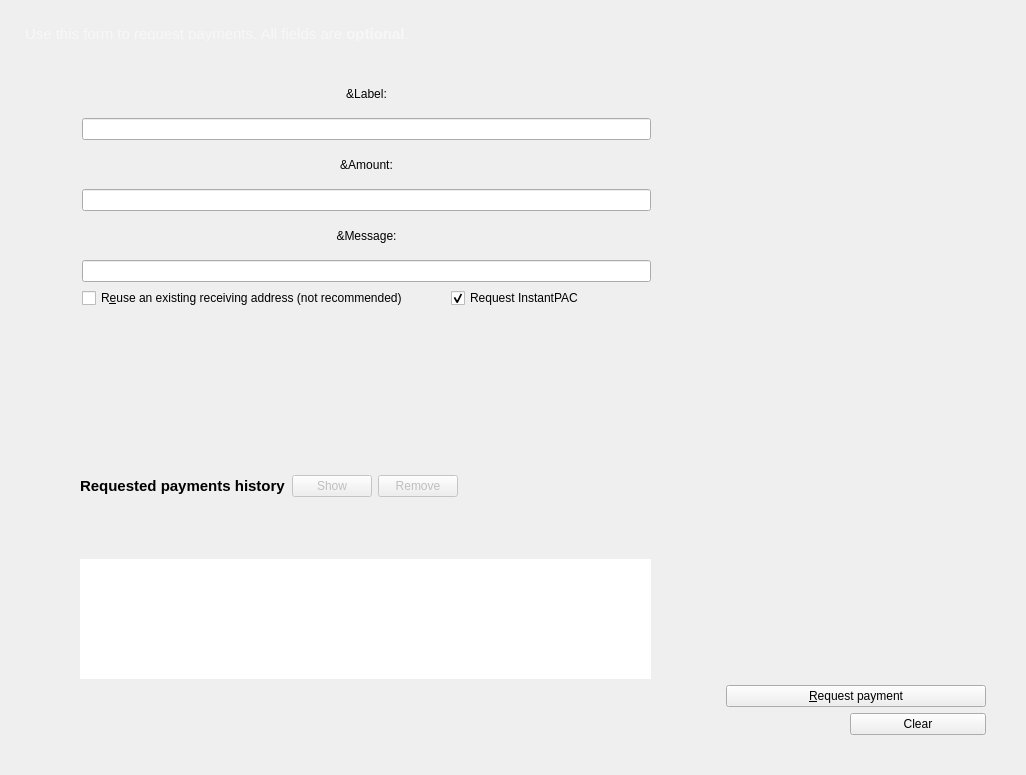
The window that src/qt/forms/receivecoinsdialog.ui (PACCommunity/PAC) describes before a commit, drawn with Qt 5.
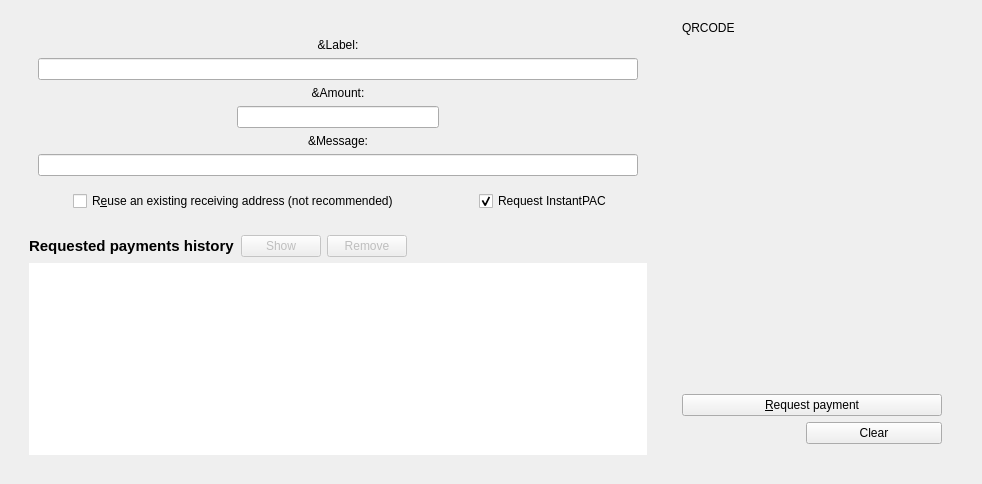
The same window after the commit. Custom widgets are drawn as their Qt base class.

Commit message: Receive coins re-formulated

```diff
--- a/src/qt/forms/receivecoinsdialog.ui
+++ b/src/qt/forms/receivecoinsdialog.ui
@@ -6,8 +6,8 @@
    <rect>
     <x>0</x>
     <y>0</y>
-    <width>916</width>
-    <height>775</height>
+    <width>938</width>
+    <height>456</height>
    </rect>
   </property>
   <property name="sizePolicy">
@@ -24,44 +24,7 @@
   <property name="class" stdset="0">
    <string>container</string>
   </property>
-  <layout class="QVBoxLayout" name="verticalLayout" stretch="0,0">
-   <item>
-    <widget class="QLabel" name="label_5">
-     <property name="sizePolicy">
-      <sizepolicy hsizetype="Preferred" vsizetype="Fixed">
-       <horstretch>0</horstretch>
-       <verstretch>0</verstretch>
-      </sizepolicy>
-     </property>
-     <property name="minimumSize">
-      <size>
-       <width>0</width>
-       <height>40</height>
-      </size>
-     </property>
-     <property name="maximumSize">
-      <size>
-       <width>16777215</width>
-       <height>40</height>
-      </size>
-     </property>
-     <property name="font">
-      <font>
-       <pointsize>11</pointsize>
-      </font>
-     </property>
-     <property name="styleSheet">
-      <string notr="true">color: rgba(255,255,255,0.5);
-padding: 10px;</string>
-     </property>
-     <property name="text">
-      <string>Use this form to request payments. All fields are &lt;b&gt;optional&lt;/b&gt;.</string>
-     </property>
-     <property name="alignment">
-      <set>Qt::AlignLeading|Qt::AlignLeft|Qt::AlignTop</set>
-     </property>
-    </widget>
-   </item>
+  <layout class="QVBoxLayout" name="verticalLayout" stretch="0">
    <item>
     <widget class="QFrame" name="container">
      <property name="sizePolicy">
@@ -72,69 +35,313 @@
      </property>
      <layout class="QHBoxLayout" name="horizontalLayout_3">
       <item>
-       <layout class="QGridLayout" name="gridLayout_2">
-        <property name="leftMargin">
-         <number>40</number>
+       <widget class="QFrame" name="gridFrame">
+        <property name="sizePolicy">
+         <sizepolicy hsizetype="Expanding" vsizetype="MinimumExpanding">
+          <horstretch>0</horstretch>
+          <verstretch>0</verstretch>
+         </sizepolicy>
         </property>
-        <property name="rightMargin">
-         <number>40</number>
+        <property name="maximumSize">
+         <size>
+          <width>1000</width>
+          <height>16777215</height>
+         </size>
         </property>
-        <property name="bottomMargin">
-         <number>10</number>
-        </property>
+        <layout class="QGridLayout" name="gridForLeft">
         <item row="1" column="0">
-         <widget class="QFrame" name="frame">
+          <widget class="QFrame" name="verticalFrame">
+           <property name="maximumSize">
+            <size>
+             <width>16777215</width>
+             <height>450</height>
+            </size>
+           </property>
+           <layout class="QVBoxLayout" name="formLayouts">
+            <item>
+             <widget class="QLabel" name="label_2">
           <property name="sizePolicy">
-           <sizepolicy hsizetype="Expanding" vsizetype="Expanding">
+               <sizepolicy hsizetype="Preferred" vsizetype="Fixed">
             <horstretch>0</horstretch>
             <verstretch>0</verstretch>
            </sizepolicy>
           </property>
+              <property name="toolTip">
+               <string>An optional label to associate with the new receiving address.</string>
+              </property>
+              <property name="text">
+               <string>&amp;Label:</string>
+              </property>
+              <property name="alignment">
+               <set>Qt::AlignCenter</set>
+              </property>
+              <property name="class" stdset="0">
+               <string>titleLabel</string>
+              </property>
+             </widget>
+            </item>
+            <item>
+             <layout class="QHBoxLayout" name="labelLayout">
+              <item>
+               <widget class="QLineEdit" name="reqLabel">
+                <property name="sizePolicy">
+                 <sizepolicy hsizetype="Expanding" vsizetype="Fixed">
+                  <horstretch>0</horstretch>
+                  <verstretch>0</verstretch>
+                 </sizepolicy>
+                </property>
           <property name="minimumSize">
            <size>
-            <width>600</width>
+                  <width>200</width>
             <height>0</height>
            </size>
           </property>
           <property name="maximumSize">
            <size>
-            <width>1000</width>
+                  <width>700</width>
             <height>16777215</height>
            </size>
+                </property>
+                <property name="toolTip">
+                 <string>An optional label to associate with the new receiving address.</string>
+                </property>
+                <property name="alignment">
+                 <set>Qt::AlignCenter</set>
+                </property>
+                <property name="class" stdset="0">
+                 <string>LineEdit</string>
+                </property>
+               </widget>
+              </item>
+             </layout>
+            </item>
+            <item>
+             <widget class="QLabel" name="label">
+              <property name="sizePolicy">
+               <sizepolicy hsizetype="Preferred" vsizetype="Fixed">
+                <horstretch>0</horstretch>
+                <verstretch>0</verstretch>
+               </sizepolicy>
+              </property>
+              <property name="toolTip">
+               <string>An optional amount to request. Leave this empty or zero to not request a specific amount.</string>
+              </property>
+              <property name="text">
+               <string>&amp;Amount:</string>
+              </property>
+              <property name="alignment">
+               <set>Qt::AlignCenter</set>
+              </property>
+              <property name="class" stdset="0">
+               <string>titleLabel</string>
+              </property>
+             </widget>
+            </item>
+            <item>
+             <layout class="QHBoxLayout" name="amountLayout">
+              <item>
+               <widget class="BitcoinAmountField" name="reqAmount">
+                <property name="sizePolicy">
+                 <sizepolicy hsizetype="Expanding" vsizetype="Fixed">
+                  <horstretch>0</horstretch>
+                  <verstretch>0</verstretch>
+                 </sizepolicy>
+                </property>
+                <property name="minimumSize">
+                 <size>
+                  <width>0</width>
+                  <height>0</height>
+                 </size>
+                </property>
+                <property name="maximumSize">
+                 <size>
+                  <width>202</width>
+                  <height>16777215</height>
+                 </size>
+                </property>
+                <property name="toolTip">
+                 <string>An optional amount to request. Leave this empty or zero to not request a specific amount.</string>
           </property>
           <property name="styleSheet">
-           <string notr="true"/>
-          </property>
-          <property name="frameShape">
-           <enum>QFrame::StyledPanel</enum>
-          </property>
-          <property name="frameShadow">
-           <enum>QFrame::Raised</enum>
-          </property>
-          <layout class="QVBoxLayout" name="verticalLayout_2">
-           <property name="leftMargin">
-            <number>20</number>
-           </property>
+                 <string notr="true">width:200px !important;
+max-width:400px !important;
+</string>
+                </property>
+                <property name="class" stdset="0">
+                 <string>LineEdit</string>
+                </property>
+               </widget>
+              </item>
+             </layout>
+            </item>
+            <item>
+             <widget class="QLabel" name="label_3">
+              <property name="sizePolicy">
+               <sizepolicy hsizetype="Preferred" vsizetype="Fixed">
+                <horstretch>0</horstretch>
+                <verstretch>0</verstretch>
+               </sizepolicy>
+              </property>
+              <property name="toolTip">
+               <string>An optional message to attach to the payment request, which will be displayed when the request is opened. Note: The message will not be sent with the payment over the Paccoin network.</string>
+              </property>
+              <property name="text">
+               <string>&amp;Message:</string>
+              </property>
+              <property name="alignment">
+               <set>Qt::AlignCenter</set>
+              </property>
+              <property name="class" stdset="0">
+               <string>titleLabel</string>
+              </property>
+             </widget>
+            </item>
            <item>
-            <spacer name="verticalSpacer_3">
+             <layout class="QHBoxLayout" name="messageLayout">
+              <item>
+               <widget class="QLineEdit" name="reqMessage">
+                <property name="sizePolicy">
+                 <sizepolicy hsizetype="Expanding" vsizetype="Fixed">
+                  <horstretch>0</horstretch>
+                  <verstretch>0</verstretch>
+                 </sizepolicy>
+                </property>
+                <property name="minimumSize">
+                 <size>
+                  <width>500</width>
+                  <height>0</height>
+                 </size>
+                </property>
+                <property name="maximumSize">
+                 <size>
+                  <width>700</width>
+                  <height>16777215</height>
+                 </size>
+                </property>
+                <property name="toolTip">
+                 <string>An optional message to attach to the payment request, which will be displayed when the request is opened.&lt;br&gt;Note: The message will not be sent with the payment over the Paccoin network.</string>
+                </property>
+                <property name="class" stdset="0">
+                 <string>LineEdit</string>
+                </property>
+               </widget>
+              </item>
+             </layout>
+            </item>
+            <item>
+             <widget class="QFrame" name="frameLabels">
+              <property name="sizePolicy">
+               <sizepolicy hsizetype="Expanding" vsizetype="Fixed">
+                <horstretch>0</horstretch>
+                <verstretch>0</verstretch>
+               </sizepolicy>
+              </property>
+              <layout class="QHBoxLayout" name="horizontalLayout_4">
+               <item>
+                <widget class="QLabel" name="label_7">
+                 <property name="sizePolicy">
+                  <sizepolicy hsizetype="Preferred" vsizetype="Fixed">
+                   <horstretch>0</horstretch>
+                   <verstretch>0</verstretch>
+                  </sizepolicy>
+                 </property>
+                 <property name="text">
+                  <string/>
+                 </property>
+                </widget>
+               </item>
+               <item>
+                <widget class="QLabel" name="label_4">
+                 <property name="sizePolicy">
+                  <sizepolicy hsizetype="Preferred" vsizetype="Fixed">
+                   <horstretch>0</horstretch>
+                   <verstretch>0</verstretch>
+                  </sizepolicy>
+                 </property>
+                 <property name="text">
+                  <string/>
+                 </property>
+                </widget>
+               </item>
+               <item>
+                <spacer name="horizontalSpacer_4">
              <property name="orientation">
-              <enum>Qt::Vertical</enum>
-             </property>
-             <property name="sizeType">
-              <enum>QSizePolicy::Fixed</enum>
+                  <enum>Qt::Horizontal</enum>
              </property>
              <property name="sizeHint" stdset="0">
               <size>
-               <width>20</width>
-               <height>1</height>
+                   <width>40</width>
+                   <height>20</height>
               </size>
              </property>
             </spacer>
            </item>
            <item>
+                <widget class="QCheckBox" name="reuseAddress">
+                 <property name="sizePolicy">
+                  <sizepolicy hsizetype="Fixed" vsizetype="Fixed">
+                   <horstretch>0</horstretch>
+                   <verstretch>0</verstretch>
+                  </sizepolicy>
+                 </property>
+                 <property name="minimumSize">
+                  <size>
+                   <width>400</width>
+                   <height>0</height>
+                  </size>
+                 </property>
+                 <property name="toolTip">
+                  <string>Reuse one of the previously used receiving addresses.&lt;br&gt;Reusing addresses has security and privacy issues.&lt;br&gt;Do not use this unless re-generating a payment request made before.</string>
+                 </property>
+                 <property name="text">
+                  <string>R&amp;euse an existing receiving address (not recommended)</string>
+                 </property>
+                </widget>
+               </item>
+               <item>
+                <widget class="QCheckBox" name="checkUseInstantSend">
+                 <property name="sizePolicy">
+                  <sizepolicy hsizetype="Fixed" vsizetype="Fixed">
+                   <horstretch>0</horstretch>
+                   <verstretch>0</verstretch>
+                  </sizepolicy>
+                 </property>
+                 <property name="minimumSize">
+                  <size>
+                   <width>150</width>
+                   <height>0</height>
+                  </size>
+                 </property>
+                 <property name="maximumSize">
+                  <size>
+                   <width>16777215</width>
+                   <height>16777215</height>
+                  </size>
+                 </property>
+                 <property name="text">
+                  <string>Request InstantPAC</string>
+                 </property>
+                 <property name="checked">
+                  <bool>true</bool>
+                 </property>
+                </widget>
+               </item>
+              </layout>
+             </widget>
+            </item>
+           </layout>
+          </widget>
+         </item>
+         <item row="2" column="0">
             <layout class="QHBoxLayout" name="horizontalLayout_2">
              <item>
               <widget class="QLabel" name="label_6">
+             <property name="sizePolicy">
+              <sizepolicy hsizetype="Preferred" vsizetype="Fixed">
+               <horstretch>0</horstretch>
+               <verstretch>0</verstretch>
+              </sizepolicy>
+             </property>
                <property name="font">
                 <font>
                  <pointsize>11</pointsize>
@@ -196,17 +403,20 @@
                <property name="orientation">
                 <enum>Qt::Horizontal</enum>
                </property>
+             <property name="sizeType">
+              <enum>QSizePolicy::Expanding</enum>
+             </property>
                <property name="sizeHint" stdset="0">
                 <size>
-                 <width>40</width>
-                 <height>20</height>
+               <width>0</width>
+               <height>0</height>
                 </size>
                </property>
               </spacer>
              </item>
             </layout>
            </item>
-           <item>
+         <item row="4" column="0">
             <widget class="QTableView" name="recentRequestsView">
              <property name="sizePolicy">
               <sizepolicy hsizetype="Expanding" vsizetype="MinimumExpanding">
@@ -217,13 +427,13 @@
              <property name="minimumSize">
               <size>
                <width>0</width>
-               <height>100</height>
+             <height>80</height>
               </size>
              </property>
              <property name="maximumSize">
               <size>
                <width>16777215</width>
-               <height>120</height>
+             <height>200</height>
               </size>
              </property>
              <property name="contextMenuPolicy">
@@ -243,222 +453,10 @@
           </layout>
          </widget>
         </item>
-        <item row="0" column="0">
-         <widget class="QFrame" name="frame2">
-          <property name="sizePolicy">
-           <sizepolicy hsizetype="MinimumExpanding" vsizetype="Expanding">
-            <horstretch>0</horstretch>
-            <verstretch>0</verstretch>
-           </sizepolicy>
-          </property>
-          <property name="minimumSize">
-           <size>
-            <width>0</width>
-            <height>0</height>
-           </size>
-          </property>
-          <property name="maximumSize">
-           <size>
-            <width>1000</width>
-            <height>16777215</height>
-           </size>
-          </property>
-          <property name="frameShape">
-           <enum>QFrame::StyledPanel</enum>
-          </property>
-          <property name="frameShadow">
-           <enum>QFrame::Sunken</enum>
-          </property>
-          <layout class="QVBoxLayout" name="verticalLayout_3">
-           <item>
-            <layout class="QGridLayout" name="gridLayout">
-             <item row="6" column="2">
-              <widget class="BitcoinAmountField" name="reqAmount">
-               <property name="minimumSize">
-                <size>
-                 <width>500</width>
-                 <height>0</height>
-                </size>
-               </property>
-               <property name="maximumSize">
-                <size>
-                 <width>16777215</width>
-                 <height>16777215</height>
-                </size>
-               </property>
-               <property name="toolTip">
-                <string>An optional amount to request. Leave this empty or zero to not request a specific amount.</string>
-               </property>
-               <property name="class" stdset="0">
-                <string>LineEdit</string>
-               </property>
-              </widget>
-             </item>
-             <item row="3" column="2">
-              <widget class="QLabel" name="label_2">
-               <property name="toolTip">
-                <string>An optional label to associate with the new receiving address.</string>
-               </property>
-               <property name="text">
-                <string>&amp;Label:</string>
-               </property>
-               <property name="alignment">
-                <set>Qt::AlignCenter</set>
-               </property>
-               <property name="class" stdset="0">
-                <string>titleLabel</string>
-               </property>
-              </widget>
-             </item>
-             <item row="7" column="2">
-              <widget class="QLabel" name="label_3">
-               <property name="toolTip">
-                <string>An optional message to attach to the payment request, which will be displayed when the request is opened. Note: The message will not be sent with the payment over the Paccoin network.</string>
-               </property>
-               <property name="text">
-                <string>&amp;Message:</string>
-               </property>
-               <property name="alignment">
-                <set>Qt::AlignCenter</set>
-               </property>
-               <property name="class" stdset="0">
-                <string>titleLabel</string>
-               </property>
-              </widget>
-             </item>
-             <item row="5" column="2">
-              <widget class="QLabel" name="label">
-               <property name="toolTip">
-                <string>An optional amount to request. Leave this empty or zero to not request a specific amount.</string>
-               </property>
-               <property name="text">
-                <string>&amp;Amount:</string>
-               </property>
-               <property name="alignment">
-                <set>Qt::AlignCenter</set>
-               </property>
-               <property name="class" stdset="0">
-                <string>titleLabel</string>
-               </property>
-              </widget>
-             </item>
-             <item row="10" column="0">
-              <widget class="QLabel" name="label_4">
-               <property name="text">
-                <string/>
-               </property>
-              </widget>
-             </item>
-             <item row="8" column="2">
-              <widget class="QLineEdit" name="reqMessage">
-               <property name="minimumSize">
-                <size>
-                 <width>500</width>
-                 <height>0</height>
-                </size>
-               </property>
-               <property name="maximumSize">
-                <size>
-                 <width>16777215</width>
-                 <height>16777215</height>
-                </size>
-               </property>
-               <property name="toolTip">
-                <string>An optional message to attach to the payment request, which will be displayed when the request is opened.&lt;br&gt;Note: The message will not be sent with the payment over the Paccoin network.</string>
-               </property>
-               <property name="class" stdset="0">
-                <string>LineEdit</string>
-               </property>
-              </widget>
-             </item>
-             <item row="4" column="2">
-              <widget class="QLineEdit" name="reqLabel">
-               <property name="minimumSize">
-                <size>
-                 <width>500</width>
-                 <height>0</height>
-                </size>
-               </property>
-               <property name="maximumSize">
-                <size>
-                 <width>16777215</width>
-                 <height>16777215</height>
-                </size>
-               </property>
-               <property name="toolTip">
-                <string>An optional label to associate with the new receiving address.</string>
-               </property>
-               <property name="class" stdset="0">
-                <string>LineEdit</string>
-               </property>
-              </widget>
-             </item>
-             <item row="12" column="0">
-              <widget class="QLabel" name="label_7">
-               <property name="text">
-                <string/>
-               </property>
-              </widget>
-             </item>
-             <item row="9" column="2">
-              <layout class="QHBoxLayout" name="horizontalLayout_4">
-               <item>
-                <widget class="QCheckBox" name="reuseAddress">
-                 <property name="sizePolicy">
-                  <sizepolicy hsizetype="Expanding" vsizetype="Fixed">
-                   <horstretch>0</horstretch>
-                   <verstretch>0</verstretch>
-                  </sizepolicy>
-                 </property>
-                 <property name="toolTip">
-                  <string>Reuse one of the previously used receiving addresses.&lt;br&gt;Reusing addresses has security and privacy issues.&lt;br&gt;Do not use this unless re-generating a payment request made before.</string>
-                 </property>
-                 <property name="text">
-                  <string>R&amp;euse an existing receiving address (not recommended)</string>
-                 </property>
-                </widget>
-               </item>
-               <item>
-                <widget class="QCheckBox" name="checkUseInstantSend">
-                 <property name="sizePolicy">
-                  <sizepolicy hsizetype="Preferred" vsizetype="Fixed">
-                   <horstretch>0</horstretch>
-                   <verstretch>0</verstretch>
-                  </sizepolicy>
-                 </property>
-                 <property name="minimumSize">
-                  <size>
-                   <width>200</width>
-                   <height>0</height>
-                  </size>
-                 </property>
-                 <property name="maximumSize">
-                  <size>
-                   <width>16777215</width>
-                   <height>16777215</height>
-                  </size>
-                 </property>
-                 <property name="text">
-                  <string>Request InstantPAC</string>
-                 </property>
-                 <property name="checked">
-                  <bool>true</bool>
-                 </property>
-                </widget>
-               </item>
-              </layout>
-             </item>
-            </layout>
-           </item>
-          </layout>
-         </widget>
-        </item>
-       </layout>
-      </item>
       <item>
        <widget class="QFrame" name="QRCodeFrame">
         <property name="sizePolicy">
-         <sizepolicy hsizetype="Preferred" vsizetype="Expanding">
+         <sizepolicy hsizetype="Fixed" vsizetype="Expanding">
           <horstretch>0</horstretch>
           <verstretch>0</verstretch>
          </sizepolicy>
@@ -485,6 +483,13 @@
          <property name="bottomMargin">
           <number>20</number>
          </property>
+         <item>
+          <widget class="QLabel" name="lblQRCode">
+           <property name="text">
+            <string>QRCODE</string>
+           </property>
+          </widget>
+         </item>
          <item>
           <spacer name="verticalSpacer">
            <property name="orientation">
@@ -502,8 +507,6 @@
           </spacer>
          </item>
          <item>
-          <layout class="QHBoxLayout" name="horizontalLayout">
-           <item>
             <widget class="QPushButton" name="receiveButton">
              <property name="sizePolicy">
               <sizepolicy hsizetype="Fixed" vsizetype="Fixed">
@@ -525,7 +528,8 @@
              </property>
             </widget>
            </item>
-          </layout>
+         <item>
+          <layout class="QHBoxLayout" name="horizontalLayout"/>
          </item>
          <item>
           <layout class="QHBoxLayout" name="horizontaLayoutlButton">
```
Left out of the diff: 5 changed lines with no effect on the pictures. Lines whose indentation alone changed are shown as unchanged. The commit also changes 1 other file.
